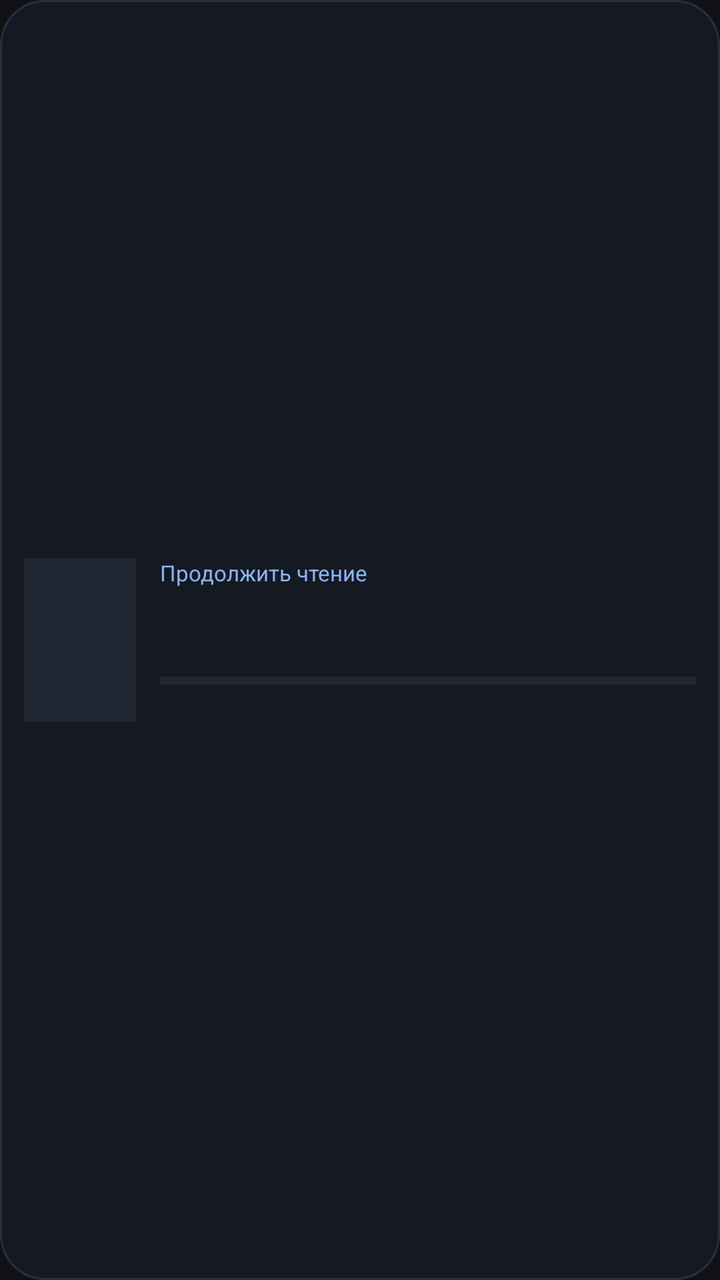
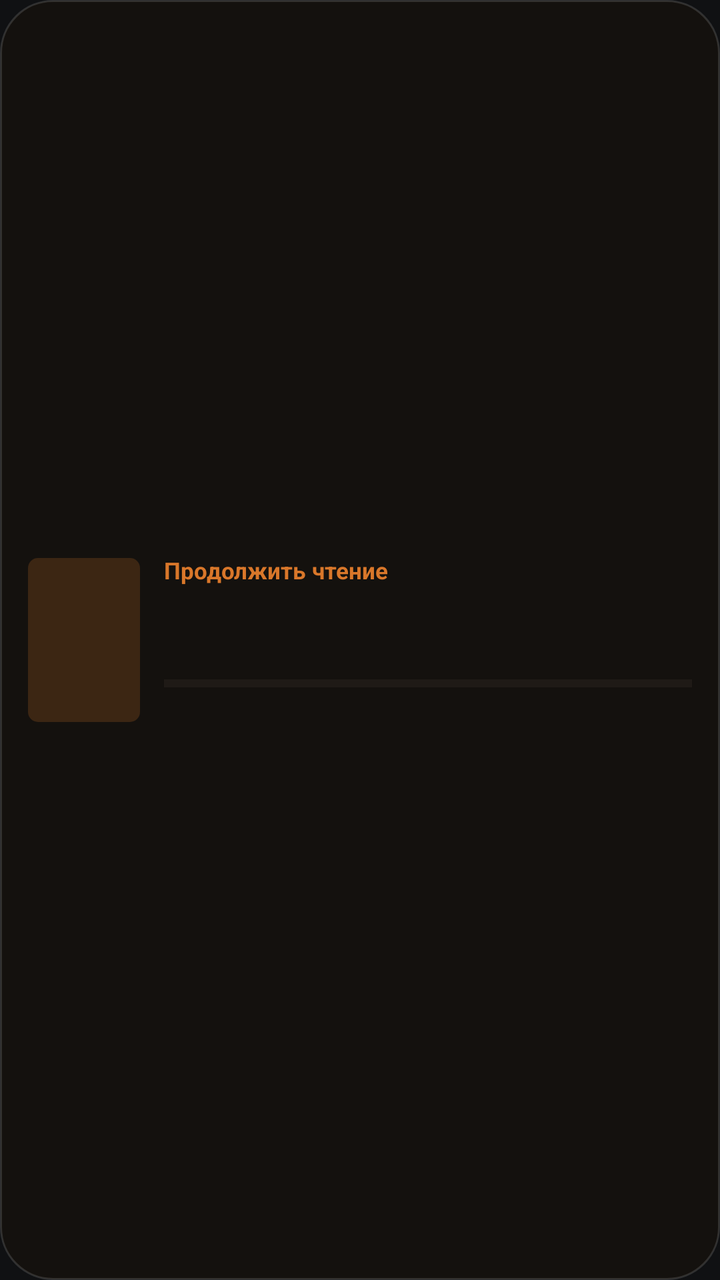

Two renders of the same Android screen: before a commit and after it. Below are the layout's source before the change and the commit's diff.
<!-- AndroidManifest.xml: application theme Theme.WikiFlerty -->
<!-- res/layout/widget_reading.xml -->
<?xml version="1.0" encoding="utf-8"?>
<LinearLayout xmlns:android="http://schemas.android.com/apk/res/android"
    android:id="@+id/widget_root"
    android:layout_width="match_parent"
    android:layout_height="match_parent"
    android:background="@drawable/widget_background"
    android:gravity="center_vertical"
    android:orientation="horizontal"
    android:padding="12dp">

    <ImageView
        android:id="@+id/widget_cover"
        android:layout_width="56dp"
        android:layout_height="82dp"
        android:background="#334A5A7A"
        android:contentDescription="@null"
        android:scaleType="centerCrop" />

    <LinearLayout
        android:layout_width="0dp"
        android:layout_height="wrap_content"
        android:layout_marginStart="12dp"
        android:layout_weight="1"
        android:orientation="vertical">

        <TextView
            android:id="@+id/widget_label"
            android:layout_width="wrap_content"
            android:layout_height="wrap_content"
            android:text="@string/widget_continue"
            android:textColor="#8AB4F8"
            android:textSize="11sp" />

        <TextView
            android:id="@+id/widget_title"
            android:layout_width="match_parent"
            android:layout_height="wrap_content"
            android:ellipsize="end"
            android:maxLines="2"
            android:textColor="#FFFFFF"
            android:textSize="15sp"
            android:textStyle="bold" />

        <TextView
            android:id="@+id/widget_author"
            android:layout_width="match_parent"
            android:layout_height="wrap_content"
            android:ellipsize="end"
            android:maxLines="1"
            android:textColor="#B0B6C3"
            android:textSize="12sp" />

        <ProgressBar
            android:id="@+id/widget_progress"
            style="?android:attr/progressBarStyleHorizontal"
            android:layout_width="match_parent"
            android:layout_height="4dp"
            android:layout_marginTop="8dp"
            android:max="1000"
            android:progressBackgroundTint="#33FFFFFF"
            android:progressTint="#8AB4F8" />

        <TextView
            android:id="@+id/widget_info"
            android:layout_width="match_parent"
            android:layout_height="wrap_content"
            android:layout_marginTop="4dp"
            android:ellipsize="end"
            android:maxLines="1"
            android:textColor="#B0B6C3"
            android:textSize="11sp" />
    </LinearLayout>
</LinearLayout>
<!-- resources referenced by this layout -->
<resources>
  <!-- drawable widget_background (drawable) -->
  <?xml version="1.0" encoding="utf-8"?>
  <shape xmlns:android="http://schemas.android.com/apk/res/android" android:shape="rectangle">
      <solid android:color="#F0161A22" />
      <corners android:radius="22dp" />
      <stroke android:width="1dp" android:color="#2A8AB4F8" />
  </shape>
  <string name="widget_continue">Продолжить чтение</string>
  <style name="Theme.WikiFlerty" parent="Theme.Material3.Dark.NoActionBar">
          <item name="android:windowBackground">@color/background</item>
          <item name="android:statusBarColor">@android:color/transparent</item>
          <item name="android:navigationBarColor">@android:color/transparent</item>
      </style>
  <color name="background">#101113</color>
</resources>

<!-- the commit's change to res/layout/widget_reading.xml (unified diff, before → after) -->
@@ -6,13 +6,13 @@
     android:background="@drawable/widget_background"
     android:gravity="center_vertical"
     android:orientation="horizontal"
-    android:padding="12dp">
+    android:padding="14dp">
 
     <ImageView
         android:id="@+id/widget_cover"
         android:layout_width="56dp"
         android:layout_height="82dp"
-        android:background="#334A5A7A"
+        android:background="@drawable/widget_cover_bg"
         android:contentDescription="@null"
         android:scaleType="centerCrop" />
 
@@ -28,8 +28,9 @@
             android:layout_width="wrap_content"
             android:layout_height="wrap_content"
             android:text="@string/widget_continue"
-            android:textColor="#8AB4F8"
-            android:textSize="11sp" />
+            android:textColor="#D9772A"
+            android:textSize="11.5sp"
+            android:textStyle="bold" />
 
         <TextView
             android:id="@+id/widget_title"
@@ -37,7 +38,8 @@
             android:layout_height="wrap_content"
             android:ellipsize="end"
             android:maxLines="2"
-            android:textColor="#FFFFFF"
+            android:layout_marginTop="2dp"
+            android:textColor="#F2EBE1"
             android:textSize="15sp"
             android:textStyle="bold" />
 
@@ -47,7 +49,7 @@
             android:layout_height="wrap_content"
             android:ellipsize="end"
             android:maxLines="1"
-            android:textColor="#B0B6C3"
+            android:textColor="#B4A797"
             android:textSize="12sp" />
 
         <ProgressBar
@@ -57,8 +59,8 @@
             android:layout_height="4dp"
             android:layout_marginTop="8dp"
             android:max="1000"
-            android:progressBackgroundTint="#33FFFFFF"
-            android:progressTint="#8AB4F8" />
+            android:progressBackgroundTint="#3A3129"
+            android:progressTint="#D9772A" />
 
         <TextView
             android:id="@+id/widget_info"
@@ -67,7 +69,7 @@
             android:layout_marginTop="4dp"
             android:ellipsize="end"
             android:maxLines="1"
-            android:textColor="#B0B6C3"
+            android:textColor="#8E8273"
             android:textSize="11sp" />
     </LinearLayout>
 </LinearLayout>
<!-- resource entries referenced after the edit -->
@@ -3,9 +3,15 @@
   <!-- drawable widget_background (drawable) -->
   <?xml version="1.0" encoding="utf-8"?>
   <shape xmlns:android="http://schemas.android.com/apk/res/android" android:shape="rectangle">
-      <solid android:color="#F0161A22" />
-      <corners android:radius="22dp" />
-      <stroke android:width="1dp" android:color="#2A8AB4F8" />
+      <solid android:color="#EB15120F" />
+      <corners android:radius="26dp" />
+      <stroke android:width="1dp" android:color="#22FFFFFF" />
+  </shape>
+  <!-- drawable widget_cover_bg (drawable) -->
+  <?xml version="1.0" encoding="utf-8"?>
+  <shape xmlns:android="http://schemas.android.com/apk/res/android" android:shape="rectangle">
+      <solid android:color="#33D9772A" />
+      <corners android:radius="5dp" />
   </shape>
   <string name="widget_continue">Продолжить чтение</string>
   <style name="Theme.WikiFlerty" parent="Theme.Material3.Dark.NoActionBar">
